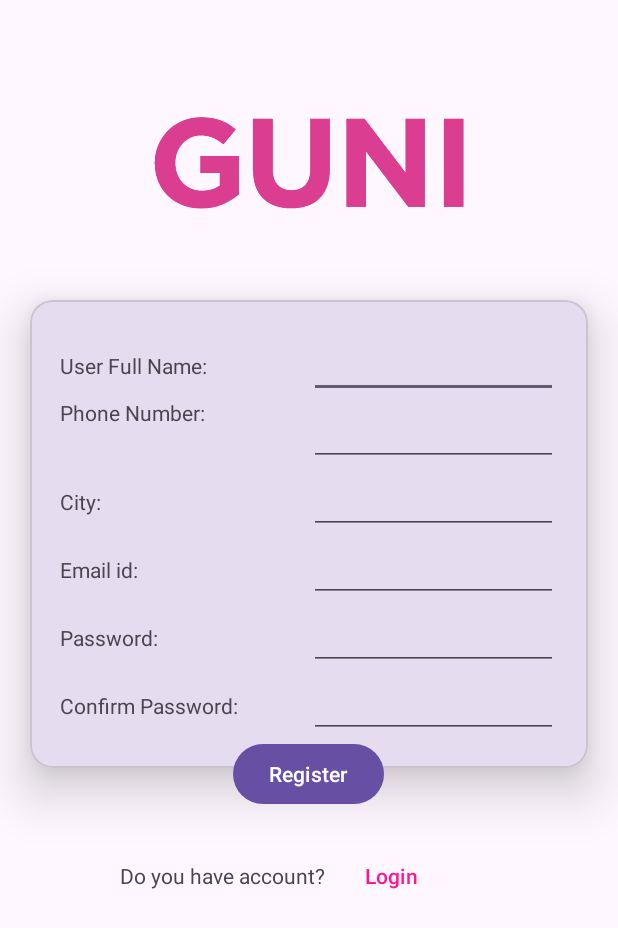
After one commit to Geeky-Nandinee/MAD_Practical-4_21012011093, an Android app: the RegistrationActivity screen opened directly, with no data from a screen before it, on a phone screen of 412 x 824 dp. The commit adds this screen. Shown: the top 928 px of the screen. Run offline under Robolectric (Android 15) with nearby library versions, the phone set to English and light mode, and no system bars.

Commit message:
Practical-4

```diff
--- a/app/src/main/AndroidManifest.xml
+++ b/app/src/main/AndroidManifest.xml
@@ -13,6 +13,9 @@
         android:theme="@style/Theme.MAD_Practical4_21012011093"
         tools:targetApi="31">
         <activity
+            android:name=".RegistrationActivity"
+            android:exported="false" />
+        <activity
             android:name=".LoginActivity"
             android:exported="false" />
         <activity
--- a/app/src/main/java/com/example/mad_practical_4_21012011093/LoginActivity.kt
+++ b/app/src/main/java/com/example/mad_practical_4_21012011093/LoginActivity.kt
@@ -1,11 +1,18 @@
 package com.example.mad_practical_4_21012011093
 
+import android.content.Intent
 import androidx.appcompat.app.AppCompatActivity
 import android.os.Bundle
+import android.widget.Button
 
 class LoginActivity : AppCompatActivity() {
     override fun onCreate(savedInstanceState: Bundle?) {
         super.onCreate(savedInstanceState)
         setContentView(R.layout.activity_login)
+        val signup: Button = findViewById(R.id.button2)
+        signup.setOnClickListener{
+            Intent(this@LoginActivity,RegistrationActivity::class.java).also{ startActivity(it)
+            }
+        }
     }
 }
--- /dev/null
+++ b/app/src/main/java/com/example/mad_practical_4_21012011093/RegistrationActivity.kt
@@ -0,0 +1,19 @@
+package com.example.mad_practical_4_21012011093
+
+import android.content.Intent
+import androidx.appcompat.app.AppCompatActivity
+import android.os.Bundle
+import android.widget.Button
+
+class RegistrationActivity : AppCompatActivity() {
+    override fun onCreate(savedInstanceState: Bundle?) {
+        super.onCreate(savedInstanceState)
+        setContentView(R.layout.activity_registration)
+        val register: Button = findViewById(R.id.login_btn)
+        register.setOnClickListener {
+            Intent(this@RegistrationActivity, RegistrationActivity::class.java).also {
+                startActivity(it)
+            }
+        }
+    }
+}
--- /dev/null
+++ b/app/src/main/res/layout/activity_registration.xml
@@ -0,0 +1,169 @@
+<?xml version="1.0" encoding="utf-8"?>
+<LinearLayout xmlns:android="http://schemas.android.com/apk/res/android"
+    xmlns:app="http://schemas.android.com/apk/res-auto"
+    xmlns:tools="http://schemas.android.com/tools"
+    android:orientation="vertical"
+    android:layout_width="match_parent"
+    android:layout_height="match_parent"
+    tools:context=".MainActivity">
+
+    <ImageView
+        android:layout_width="match_parent"
+        android:layout_height="200dp"
+        android:src="@drawable/guni_pink_logo"/>
+
+    <com.google.android.material.card.MaterialCardView
+        android:layout_width="match_parent"
+        android:layout_height="wrap_content"
+        app:cardCornerRadius="15dp"
+        app:cardElevation="20dp"
+        android:layout_marginHorizontal="20dp">
+
+        <LinearLayout
+            android:layout_width="match_parent"
+            android:layout_height="match_parent"
+            android:orientation="vertical"
+            android:padding="20dp">
+
+            <LinearLayout
+                android:layout_width="match_parent"
+                android:layout_height="wrap_content"
+                android:orientation="horizontal">
+
+                <TextView
+                    android:layout_weight="0.5"
+                    android:layout_width="0dp"
+                    android:layout_height="wrap_content"
+                    android:text="User Full Name:" />
+
+                <EditText
+                    android:layout_weight="0.5"
+                    android:layout_width="0dp"
+                    android:layout_height="wrap_content"
+                    android:inputType="text" />
+
+            </LinearLayout>
+
+            <LinearLayout
+                android:layout_width="match_parent"
+                android:layout_height="wrap_content"
+                android:orientation="horizontal">
+
+                <TextView
+                    android:layout_weight="0.5"
+                    android:layout_width="0dp"
+                    android:layout_height="match_parent"
+                    android:text="Phone Number:" />
+
+                <EditText
+                    android:layout_weight="0.5"
+                    android:layout_width="0dp"
+                    android:layout_height="wrap_content"
+                    android:inputType="phone" />
+            </LinearLayout>
+            <LinearLayout
+                android:layout_width="match_parent"
+                android:layout_height="wrap_content"
+                android:orientation="horizontal">
+
+                <TextView
+                    android:layout_weight="0.5"
+                    android:layout_width="0dp"
+                    android:layout_height="wrap_content"
+                    android:text="City:" />
+
+                <EditText
+                    android:layout_weight="0.5"
+                    android:layout_width="0dp"
+                    android:layout_height="wrap_content"
+                    android:inputType="text" />
+            </LinearLayout>
+            <LinearLayout
+                android:layout_width="match_parent"
+                android:layout_height="wrap_content"
+                android:orientation="horizontal">
+
+                <TextView
+                    android:layout_weight="0.5"
+                    android:layout_width="0dp"
+                    android:layout_height="wrap_content"
+                    android:text="Email id:" />
+
+                <EditText
+                    android:layout_weight="0.5"
+                    android:layout_width="0dp"
+                    android:layout_height="wrap_content"
+                    android:inputType="textEmailAddress" />
+            </LinearLayout>
+            <LinearLayout
+                android:layout_width="match_parent"
+                android:layout_height="wrap_content"
+                android:orientation="horizontal">
+
+                <TextView
+                    android:layout_weight="0.5"
+                    android:layout_width="0dp"
+                    android:layout_height="wrap_content"
+                    android:text="Password:" />
+
+                <EditText
+                    android:layout_weight="0.5"
+                    android:layout_width="0dp"
+                    android:layout_height="wrap_content"
+                    android:inputType="textPassword" />
+            </LinearLayout>
+            <LinearLayout
+                android:layout_width="match_parent"
+                android:layout_height="wrap_content"
+                android:orientation="horizontal">
+                <TextView
+                    android:layout_weight="0.5"
+                    android:layout_width="0dp"
+                    android:layout_height="wrap_content"
+                    android:text="Confirm Password:"/>
+                <EditText
+                    android:layout_weight="0.5"
+                    android:layout_width="0dp"
+                    android:layout_height="wrap_content"
+                    android:inputType="textPassword"/>
+            </LinearLayout>
+
+        </LinearLayout>
+    </com.google.android.material.card.MaterialCardView>
+    <LinearLayout
+        android:layout_width="wrap_content"
+        android:layout_height="wrap_content"
+        android:layout_marginTop="-20dp"
+        android:layout_gravity="center"
+        android:elevation="30dp">
+
+
+    <Button
+        android:layout_width="wrap_content"
+        android:layout_height="wrap_content"
+        android:layout_gravity="center"
+
+        android:text="Register" />
+    </LinearLayout>
+
+    <LinearLayout
+        android:layout_width="match_parent"
+        android:layout_height="wrap_content"
+        android:orientation="horizontal"
+        android:layout_marginTop="20dp">
+        <TextView
+            android:layout_width="wrap_content"
+            android:layout_height="wrap_content"
+            android:text="Do you have account?"
+            android:layout_marginStart="80dp"/>
+
+
+        <Button
+            android:layout_width="wrap_content"
+            android:layout_height="wrap_content"
+            android:text="Login"
+            android:textColor="#ff1493"
+            android:background="#00ffffff"
+            android:id="@+id/login_btn"/>
+    </LinearLayout>
+</LinearLayout>
```
